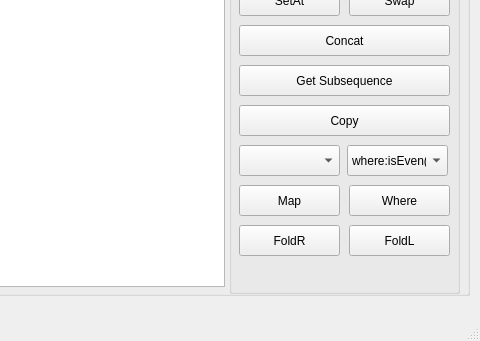
This is src/ui/mainwindow.ui in purpeel/lab3_seqBased_ADT as Qt 5 draws it before an edit; both pictures show x 320 to 800 and y 244 to 585 of the 800 by 585 pixel window. The edited form follows.
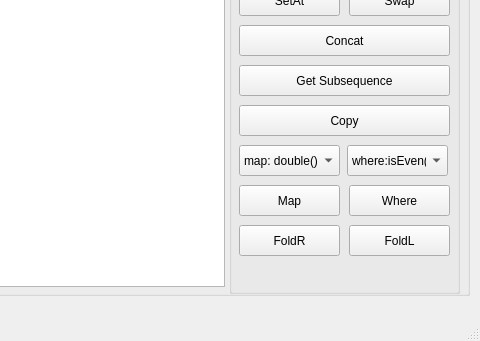
This is the edited form.

The edit to the form file:
```diff
--- a/src/ui/mainwindow.ui
+++ b/src/ui/mainwindow.ui
@@ -375,6 +375,19 @@
            <height>31</height>
           </rect>
          </property>
+         <property name="currentText">
+          <string>map: double()</string>
+         </property>
+         <item>
+          <property name="text">
+           <string>map: double()</string>
+          </property>
+         </item>
+         <item>
+          <property name="text">
+           <string>map: sign()</string>
+          </property>
+         </item>
         </widget>
         <widget class="QComboBox" name="whereFunc">
          <property name="geometry">
```
Left out of the diff: 3 changed lines with no effect on the pictures.
